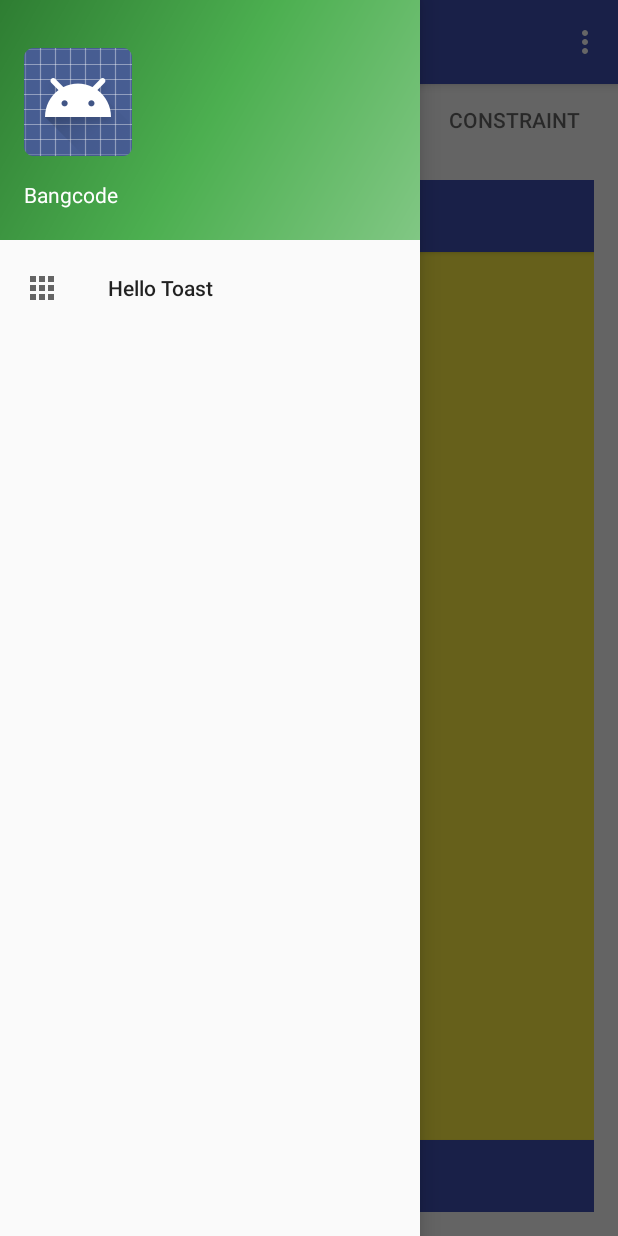
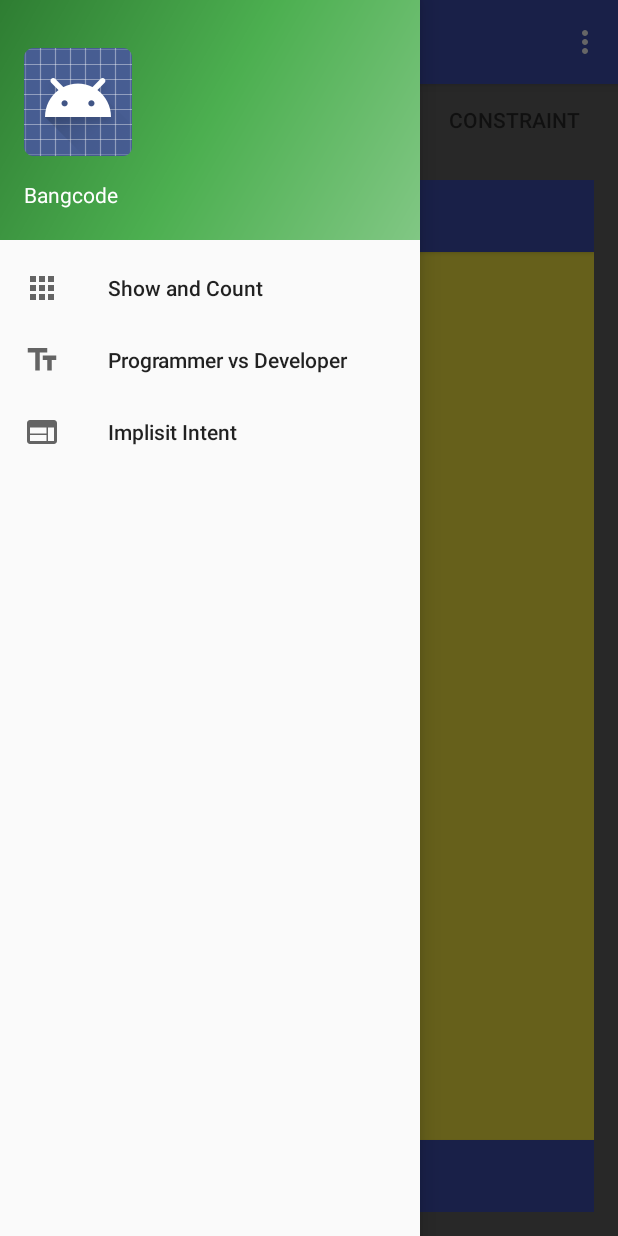
Before and after one commit to bangcodev/AndrExsperiments, an Android app: the screen it shows after launch (MyNavigation), with the side drawer open, on a phone screen of 412 x 824 dp. Run offline under Robolectric (Android 15) with nearby library versions, the phone set to English and light mode, and no system bars.

Commit message:
commit backup

```diff
--- a/app/build.gradle
+++ b/app/build.gradle
@@ -13,7 +13,8 @@ android {
     }
     buildTypes {
         release {
-            minifyEnabled false
+            minifyEnabled true
+            shrinkResources true
             proguardFiles getDefaultProguardFile('proguard-android.txt'), 'proguard-rules.pro'
         }
     }
--- a/app/src/main/java/com/example/bangcode/myexperiments/fragment/ConstraintHelloToastFragment.java
+++ b/app/src/main/java/com/example/bangcode/myexperiments/fragment/ConstraintHelloToastFragment.java
@@ -55,7 +55,7 @@ public class ConstraintHelloToastFragment extends Fragment implements View.OnCli
     public void onViewCreated(View view, @Nullable Bundle savedInstanceState) {
         super.onViewCreated(view, savedInstanceState);
 
-        getActivity().setTitle("Constraint Hello Toast");
+        getActivity().setTitle(getString(R.string.constraint_hello_toast));
 
         mShowCount=view.findViewById(R.id.show_count_constraint);
         showToast=view.findViewById(R.id.button_toast_constraint);
--- a/app/src/main/java/com/example/bangcode/myexperiments/fragment/LinearHelloToastFragment.java
+++ b/app/src/main/java/com/example/bangcode/myexperiments/fragment/LinearHelloToastFragment.java
@@ -2,9 +2,12 @@ package com.example.bangcode.myexperiments.fragment;
 
 
 import android.os.Bundle;
+import android.os.Handler;
 import android.support.annotation.Nullable;
 import android.support.v4.app.Fragment;
+import android.util.Log;
 import android.view.LayoutInflater;
+import android.view.MotionEvent;
 import android.view.View;
 import android.view.ViewGroup;
 import android.widget.Button;
@@ -14,12 +17,15 @@ import android.widget.Toast;
 import com.example.bangcode.myexperiments.R;
 
 
-public class LinearHelloToastFragment extends Fragment implements View.OnClickListener{
+public class LinearHelloToastFragment extends Fragment {
+    private static final String TAG = LinearHelloToastFragment.class.getSimpleName();
 
-    private int mCount=0;
+
+    private int mCount = 0;
     private TextView mShowCount;
     private Button showToast;
     private Button countUp;
+
 
     public LinearHelloToastFragment() {
         // Required empty public constructor
@@ -53,34 +59,61 @@ public class LinearHelloToastFragment extends Fragment implements View.OnClickLi
     public void onViewCreated(View view, @Nullable Bundle savedInstanceState) {
         super.onViewCreated(view, savedInstanceState);
 
-        getActivity().setTitle("Linear Hello Toast");
 
-        mShowCount=view.findViewById(R.id.show_count);
-        showToast=view.findViewById(R.id.button_toast);
-        showToast.setOnClickListener(this);
+        getActivity().setTitle(getString(R.string.linear_hello_toast));
 
-        countUp=view.findViewById(R.id.button_count);
-        countUp.setOnClickListener(this);
+        mShowCount = view.findViewById(R.id.show_count);
+        showToast = view.findViewById(R.id.button_toast);
+        showToast.setOnClickListener(new View.OnClickListener() {
+            @Override
+            public void onClick(View v) {
+                showToast();
+            }
+        });
+
+        countUp = view.findViewById(R.id.button_count);
+
+
+        countUp.setOnTouchListener(new View.OnTouchListener() {
+            private Handler mHandler;
+
+            @Override
+            public boolean onTouch(View v, MotionEvent event) {
+
+                switch (event.getAction()) {
+                    case MotionEvent.ACTION_DOWN:
+                        if (mHandler != null) return true;
+                        mHandler = new Handler();
+                        mHandler.postDelayed(mAction, 500);
+                        break;
+                    case MotionEvent.ACTION_UP:
+                    case MotionEvent.ACTION_CANCEL:
+                        if (mHandler == null) return true;
+                        mHandler.removeCallbacks(mAction);
+                        mHandler = null;
+                        break;
+                }
+
+                return false;
+            }
+
+            Runnable mAction = new Runnable() {
+                @Override
+                public void run() {
+                    mCount++;
+                    if (mShowCount != null)
+                        mShowCount.setText(Integer.toString(mCount));
+                    mHandler.postDelayed(this, 300);
+                }
+            };
+        });
+
+
     }
 
-    public void countUp(View view){
-        mCount++;
-        if(mShowCount !=null)
-            mShowCount.setText(Integer.toString(mCount));
-    }
-    public void showToast(View view){
-        Toast.makeText(getActivity(),getString(R.string.hello_toast),Toast.LENGTH_SHORT).show();
+    public void showToast() {
+        Toast.makeText(getActivity(), getString(R.string.hello_toast), Toast.LENGTH_SHORT).show();
     }
 
-    @Override
-    public void onClick(View v) {
-        switch (v.getId()){
-            case R.id.button_count:
-                countUp(v);
-                break;
-            case R.id.button_toast:
-                showToast(v);
-                break;
-        }
-    }
+
 }
--- a/app/src/main/java/com/example/bangcode/myexperiments/fragment/RelativeHelloToastFragment.java
+++ b/app/src/main/java/com/example/bangcode/myexperiments/fragment/RelativeHelloToastFragment.java
@@ -53,7 +53,7 @@ public class RelativeHelloToastFragment extends Fragment implements View.OnClick
     @Override
     public void onViewCreated(View view, @Nullable Bundle savedInstanceState) {
         super.onViewCreated(view, savedInstanceState);
-        getActivity().setTitle("Relative Hello Toast");
+        getActivity().setTitle(getString(R.string.relative_hello_toast));
 
         mShowCount=view.findViewById(R.id.show_count_relative);
         showToast=view.findViewById(R.id.button_toast_relative);
--- a/app/src/main/java/com/example/bangcode/myexperiments/fragment/TabHelloToastFragment.java
+++ b/app/src/main/java/com/example/bangcode/myexperiments/fragment/TabHelloToastFragment.java
@@ -61,9 +61,9 @@ public class TabHelloToastFragment extends Fragment {
         PagerAdapter pagerAdapter = new PagerAdapter(getChildFragmentManager());
         mypager.setAdapter(pagerAdapter);
 
-        pagerAdapter.add(new LinearHelloToastFragment(), "Linear");
-        pagerAdapter.add(new RelativeHelloToastFragment(), "Relative");
-        pagerAdapter.add(new ConstraintHelloToastFragment(), "Constraint");
+        pagerAdapter.add(new LinearHelloToastFragment(), getString(R.string.linear_fragment));
+        pagerAdapter.add(new RelativeHelloToastFragment(), getString(R.string.relative_fragment));
+        pagerAdapter.add(new ConstraintHelloToastFragment(), getString(R.string.constraint_fragment));
 
         myTab.setupWithViewPager(mypager);
     }
--- /dev/null
+++ b/app/src/main/res/drawable/ic_text_fields_black.xml
@@ -0,0 +1,9 @@
+<vector xmlns:android="http://schemas.android.com/apk/res/android"
+        android:width="24dp"
+        android:height="24dp"
+        android:viewportWidth="24.0"
+        android:viewportHeight="24.0">
+    <path
+        android:fillColor="#FF000000"
+        android:pathData="M2.5,4v3h5v12h3L10.5,7h5L15.5,4h-13zM21.5,9h-9v3h3v7h3v-7h3L21.5,9z"/>
+</vector>
--- /dev/null
+++ b/app/src/main/res/drawable/ic_web_black.xml
@@ -0,0 +1,9 @@
+<vector xmlns:android="http://schemas.android.com/apk/res/android"
+        android:width="24dp"
+        android:height="24dp"
+        android:viewportWidth="24.0"
+        android:viewportHeight="24.0">
+    <path
+        android:fillColor="#FF000000"
+        android:pathData="M20,4L4,4c-1.1,0 -1.99,0.9 -1.99,2L2,18c0,1.1 0.9,2 2,2h16c1.1,0 2,-0.9 2,-2L22,6c0,-1.1 -0.9,-2 -2,-2zM15,18L4,18v-4h11v4zM15,13L4,13L4,9h11v4zM20,18h-4L16,9h4v9z"/>
+</vector>
--- a/app/src/main/res/layout/activity_my_navigation.xml
+++ b/app/src/main/res/layout/activity_my_navigation.xml
@@ -7,6 +7,11 @@
     android:layout_height="match_parent"
     android:fitsSystemWindows="true"
     tools:openDrawer="start">
+
+    <TextView
+        android:id="@+id/tex_uri_message"
+        android:layout_width="wrap_content"
+        android:layout_height="wrap_content" />
 
     <include
         layout="@layout/app_bar_my_navigation"
--- a/app/src/main/res/menu/activity_my_navigation_drawer.xml
+++ b/app/src/main/res/menu/activity_my_navigation_drawer.xml
@@ -5,7 +5,17 @@
         <item
             android:id="@+id/hellotoast_app"
             android:icon="@drawable/ic_apps_black"
-            android:title="Hello Toast" />
+            android:title="Show and Count" />
+
+        <item
+            android:id="@+id/textview_app"
+            android:icon="@drawable/ic_text_fields_black"
+            android:title="Programmer vs Developer" />
+
+        <item
+            android:id="@+id/implicitsintent"
+            android:icon="@drawable/ic_web_black"
+            android:title="Implisit Intent" />
 
     </group>
 
```
Also changed, not shown: app/src/main/AndroidManifest.xml (+9 -1 lines), app/src/main/java/com/example/bangcode/myexperiments/activity/MyNavigation.java (+28 -11 lines), app/src/main/java/com/example/bangcode/myexperiments/fragment/BasicTextViewFragment.java (added, +53 -0 lines), app/src/main/java/com/example/bangcode/myexperiments/fragment/ImplicitsIntentFragment.java (added, +127 -0 lines), app/src/main/res/drawable/ic_my_logo.xml (added, +17 -0 lines), app/src/main/res/layout/fragment_basic_text_view.xml (added, +73 -0 lines), app/src/main/res/layout/fragment_implicits_intent.xml (added, +52 -0 lines), app/src/main/res/values/strings.xml (+46 -3 lines).
